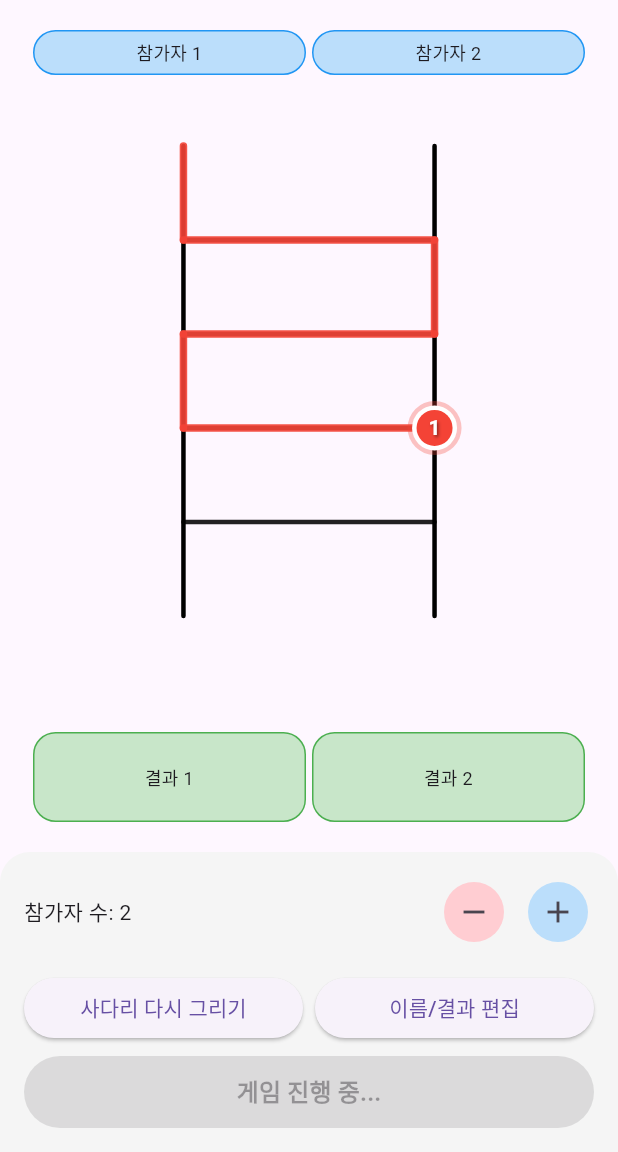
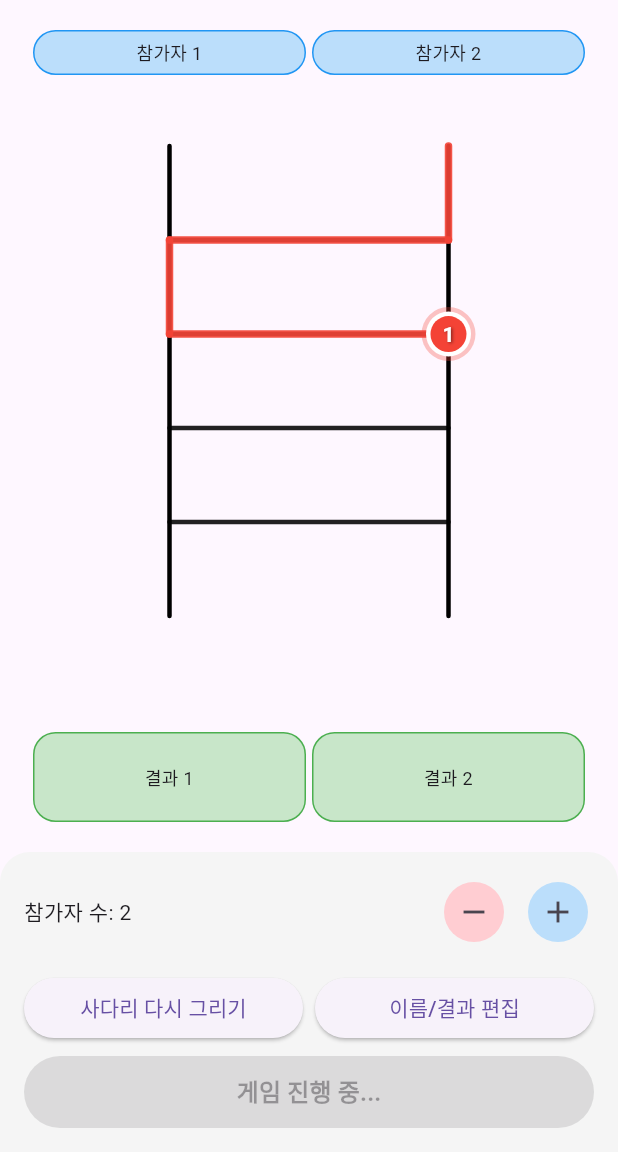
Before and after one commit to swom-user/ladder_game, a Flutter app: the screen it shows after launch, after a tap on an icon or button, on a phone screen of 412 x 824 dp, the part 84-1236 px from its top. Run offline on Flutter 3.47's test engine with Material 3 defaults, Android fonts, the light colour scheme and no system bars.

Commit message:
이동 시간 조정 및 세로 줄 간격 조정

```diff
--- a/lib/src/ui/ladder_game_screen.dart
+++ b/lib/src/ui/ladder_game_screen.dart
@@ -53,7 +53,7 @@
     );
 
     _stepAnimationController = AnimationController(
-      duration: Duration(milliseconds: 200),
+      duration: Duration(milliseconds: 300),
       vsync: this,
     );
 
@@ -163,74 +163,6 @@
       });
     }
   }
-
-  // List<int> _traceLadderPathWithJump(int startColumn) {
-  //   List<int> path = [startColumn];
-  //   int currentColumn = startColumn;
-  //
-  //   debugPrint('=== 참가자 $startColumn 경로 추적 시작 (점프 규칙) ===');
-  //
-  //   for (int row = 0; row < ladderConnections.length; row++) {
-  //     debugPrint('Row $row: 현재 위치 = $currentColumn');
-  //     debugPrint('Row $row 연결 상태: ${ladderConnections[row]}');
-  //
-  //     int newColumn = _findJumpTarget(
-  //       ladderConnections[row],
-  //       currentColumn,
-  //       participantCount,
-  //     );
-  //
-  //     if (newColumn != currentColumn) {
-  //       debugPrint('  -> 점프 이동: $currentColumn → $newColumn');
-  //       currentColumn = newColumn;
-  //     } else {
-  //       debugPrint('  -> 직진: $currentColumn');
-  //     }
-  //
-  //     path.add(currentColumn);
-  //   }
-  //
-  //   debugPrint('최종 경로: $path (도착지: ${path.last})');
-  //   debugPrint('');
-  //   return path;
-  // }
-  //
-  // int _findJumpTarget(List<bool> row, int currentColumn, int participantCount) {
-  //   debugPrint('  현재 컬럼: $currentColumn, 행 연결: $row');
-  //
-  //   int leftMostConnection = -1;
-  //   for (int i = currentColumn - 1; i >= 0; i--) {
-  //     if (i < row.length && row[i]) {
-  //       leftMostConnection = i;
-  //     } else {
-  //       break;
-  //     }
-  //   }
-  //
-  //   int rightMostConnection = -1;
-  //   for (
-  //     int i = currentColumn;
-  //     i < row.length && i < participantCount - 1;
-  //     i++
-  //   ) {
-  //     if (row[i]) {
-  //       rightMostConnection = i + 1;
-  //     } else {
-  //       break;
-  //     }
-  //   }
-  //
-  //   if (leftMostConnection >= 0) {
-  //     debugPrint('  왼쪽으로 점프: $currentColumn -> $leftMostConnection');
-  //     return leftMostConnection;
-  //   } else if (rightMostConnection >= 0) {
-  //     debugPrint('  오른쪽으로 점프: $currentColumn -> $rightMostConnection');
-  //     return rightMostConnection;
-  //   }
-  //
-  //   debugPrint('  점프 없음, 직진');
-  //   return currentColumn;
-  // }
 
   List<int> _traceLadderPath(int startColumn) {
     return _traceLadderPathStandard(startColumn);
--- a/lib/src/ui/ladder_painter.dart
+++ b/lib/src/ui/ladder_painter.dart
@@ -22,7 +22,7 @@
   @override
   void paint(Canvas canvas, Size size) {
     final double verticalMargin = size.height * 0.05;
-    final double horizontalMargin = size.width * 0.05;
+    final double horizontalMargin = size.width;
     final double availableWidth = size.width - 2 * horizontalMargin;
     final double columnWidth = availableWidth / participantCount;
     final double rowHeight =
```
